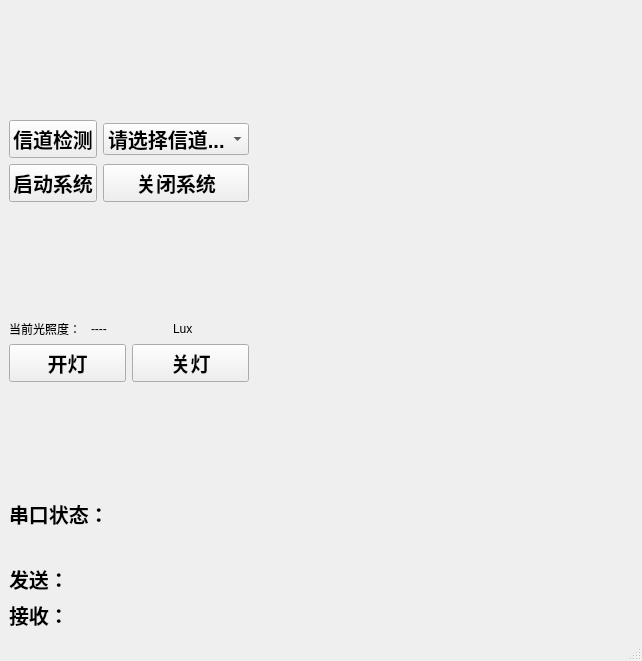
houxq8888/pyqtProject, file gateApplication/mainWindow.ui: the form before one commit.
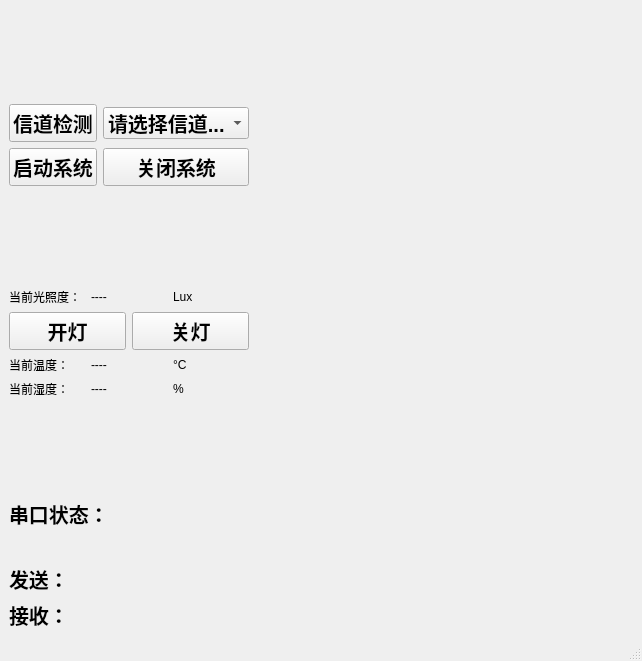
The form after the commit.

Commit message: traeAI 做物联网软件效果

```diff
--- a/gateApplication/mainWindow.ui
+++ b/gateApplication/mainWindow.ui
@@ -162,6 +162,56 @@
         </item>
        </layout>
       </item>
+      <item>
+       <layout class="QHBoxLayout" name="horizontalLayout_3">
+        <item>
+         <widget class="QLabel" name="wenduLabel">
+          <property name="text">
+           <string>当前温度：</string>
+          </property>
+         </widget>
+        </item>
+        <item>
+         <widget class="QLabel" name="wenduValueLabel">
+          <property name="text">
+           <string>----</string>
+          </property>
+         </widget>
+        </item>
+        <item>
+         <widget class="QLabel" name="label_3">
+          <property name="text">
+           <string>°C</string>
+          </property>
+         </widget>
+        </item>
+       </layout>
+      </item>
+      <item>
+       <layout class="QHBoxLayout" name="horizontalLayout_4">
+        <item>
+         <widget class="QLabel" name="shiduLabel">
+          <property name="text">
+           <string>当前湿度：</string>
+          </property>
+         </widget>
+        </item>
+        <item>
+         <widget class="QLabel" name="shiduValueLabel">
+          <property name="text">
+           <string>----</string>
+          </property>
+         </widget>
+        </item>
+        <item>
+         <widget class="QLabel" name="label_5">
+          <property name="text">
+           <string>%</string>
+          </property>
+         </widget>
+        </item>
+       </layout>
+      </item>
       <item>
        <spacer name="verticalSpacer_3">
         <property name="orientation">
```
The commit also changes 2 other files.
